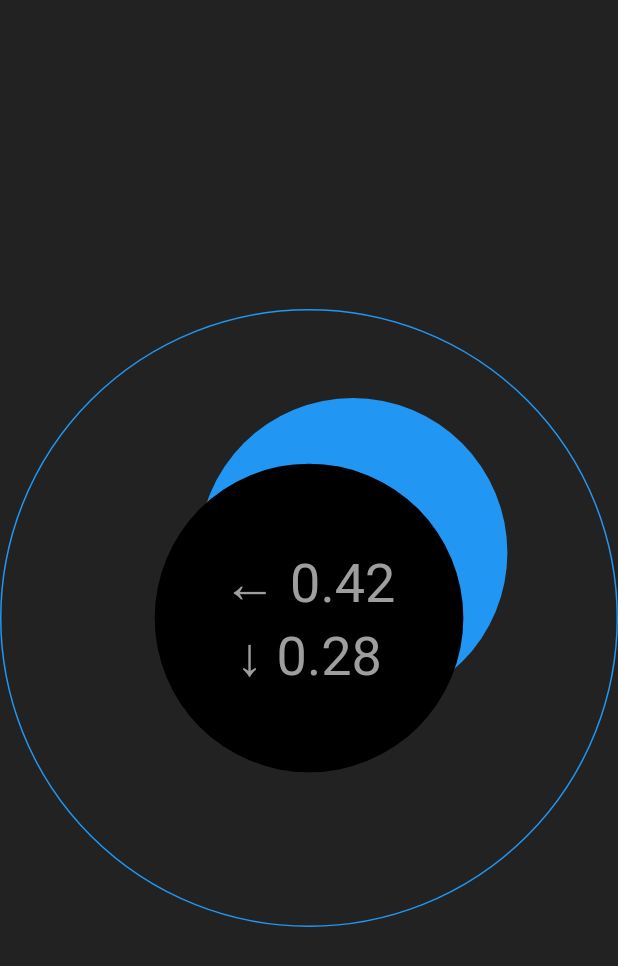
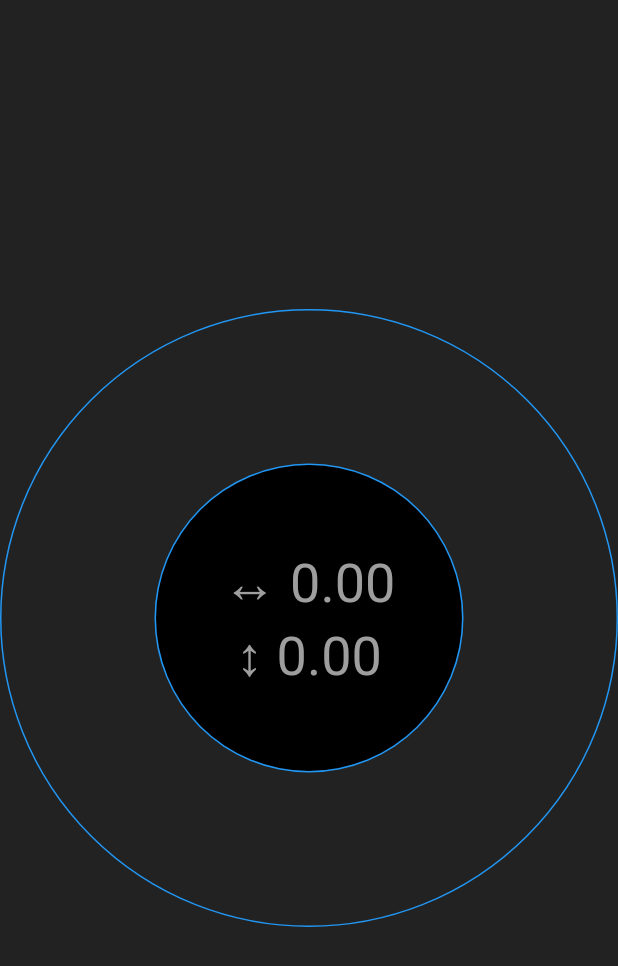
Before and after one commit to bharathcs/openlevel, a Flutter app: the screen it shows after launch, on a phone screen of 412 x 824 dp. Shown: the top 966 px of the screen. Run offline on Flutter 3.47's test engine with Material 2 defaults, Android fonts, the light colour scheme and no system bars; our stand-ins replace sensors.

Commit message:
Fix various UI bugs.
- Fix indicator issues (horizontal / vertical text indicators were
  swapped.)
- Tweak the look of the foreground black circle to let a bit more light
  (the 'bubble') through.
- Recenter initial level event so that the starting point is always at
  zero position.

```diff
--- a/lib/main.dart
+++ b/lib/main.dart
@@ -59,7 +59,7 @@ class _MyHomePageState extends State<MyHomePage> {
   _LevelState _state = _LevelState(0, 0);
 
   final Stream<AccelerometerEvent> _accelStream = accelerometerEvents;
-  AccelerometerEvent _event = AccelerometerEvent(2, 3, 4.8);
+  AccelerometerEvent _event = AccelerometerEvent(0, 0, 9.8);
   StreamSubscription<AccelerometerEvent>? _accelSubscription;
 
   _MyHomePageState() {
@@ -84,7 +84,7 @@ class _MyHomePageState extends State<MyHomePage> {
     final double v = cos(_state.angle) * _state.radius * w;
 
     final Widget front = Container(
-        width: width / 2 * 0.999,
+        width: width / 2 * 0.99,
         decoration: const BoxDecoration(
           color: Colors.black,
           shape: BoxShape.circle,
@@ -153,10 +153,10 @@ double round(double input) {
   return (input * 100).roundToDouble() / 100;
 }
 
-final double _indicatorThreshold = 0.01;
+const double _indicatorThreshold = 0.01;
 
 String getHorizontalIndicator(_LevelState state) {
-  final double value = sin(state.angle) * state.radius;
+  final double value = cos(state.angle) * state.radius;
   if (value.abs() < _indicatorThreshold) {
     return "↔ 0.00";
   }
@@ -165,7 +165,7 @@ String getHorizontalIndicator(_LevelState state) {
 }
 
 String getVerticalIndicator(_LevelState state) {
-  final double value = cos(state.angle) * state.radius;
+  final double value = sin(state.angle) * state.radius;
   if (value.abs() < _indicatorThreshold) {
     return "↕ 0.00";
   }
```
